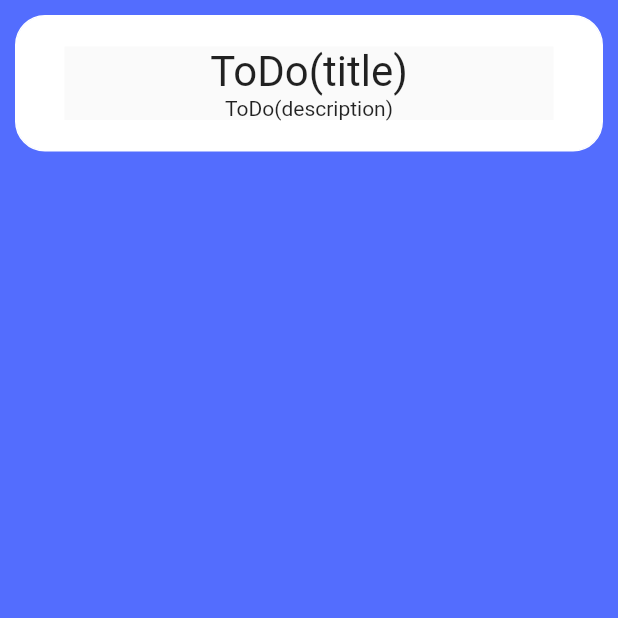
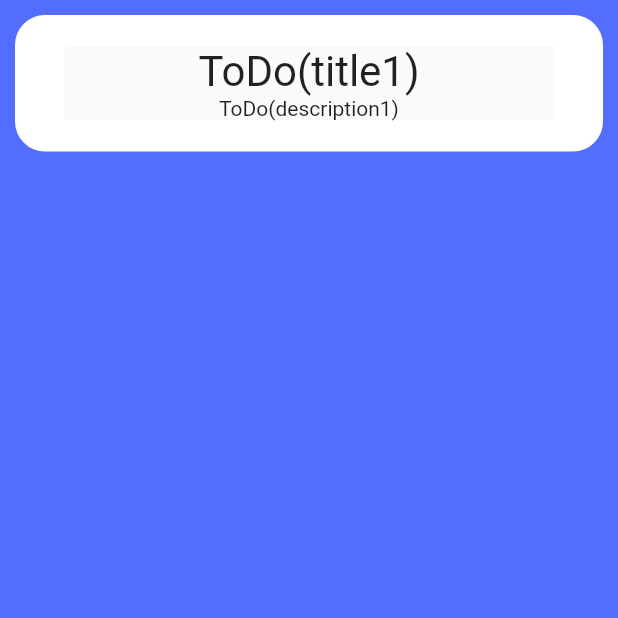
Before and after one commit to maosakana/helloworld, a Flutter app: the screen it shows after launch, on a phone screen of 412 x 824 dp, the top half of it. Run offline on Flutter 3.47's test engine with Material 2 defaults, Android fonts, the phone set to English and light mode, and no system bars.

Commit message:
fix ToDo()

```diff
--- a/lib/detailPage.dart
+++ b/lib/detailPage.dart
@@ -5,6 +5,9 @@ class DetailPage extends StatelessWidget {
   final ToDo todo = ToDo(title: null, description: null, isDone: false);
 
   DetailPage(ToDo todo);
+
+//  get title => 'title';
+//  get description => 'description';
 
   @override
   Widget build(BuildContext context) {
--- a/lib/todoitem.dart
+++ b/lib/todoitem.dart
@@ -6,12 +6,14 @@ class ToDoItem extends StatelessWidget {
   final ToDo todo = ToDo(title: null, description: null, isDone: false);
   ToDoItem(todo);
 
+  get title => 'title1';
+  get description => 'description1';
 
   @override
   Widget build(BuildContext context) {
     return Container(
       child: Hero(
-        tag: '$ToDo(title)',
+        tag: '$ToDo($title)',
         child: Container(
           margin: EdgeInsets.all(10.0),
           decoration: BoxDecoration(
@@ -25,11 +27,11 @@ class ToDoItem extends StatelessWidget {
                 child: Column(
                   children: <Widget>[
                     Text(
-                      '$ToDo(title)',
+                      '$ToDo($title)',
                       style: TextStyle(fontSize: 28.0),
                     ),
                     Text(
-                      '$ToDo(description)',
+                      '$ToDo($description)',
                       style: TextStyle(fontSize: 14.0),
                     )
                   ],
```
